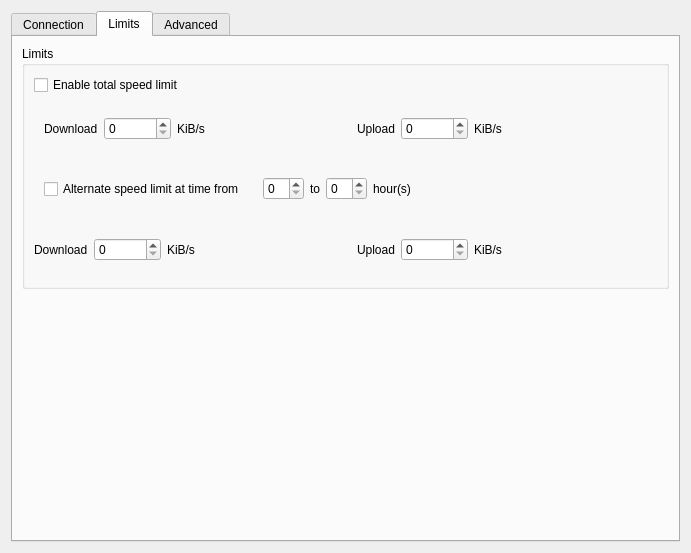
First picture: the form in eiskaltdcpp-qt/ui/UISettingsConnection.ui, repository eiskaltdcpp/eiskaltdcpp, before the edit.
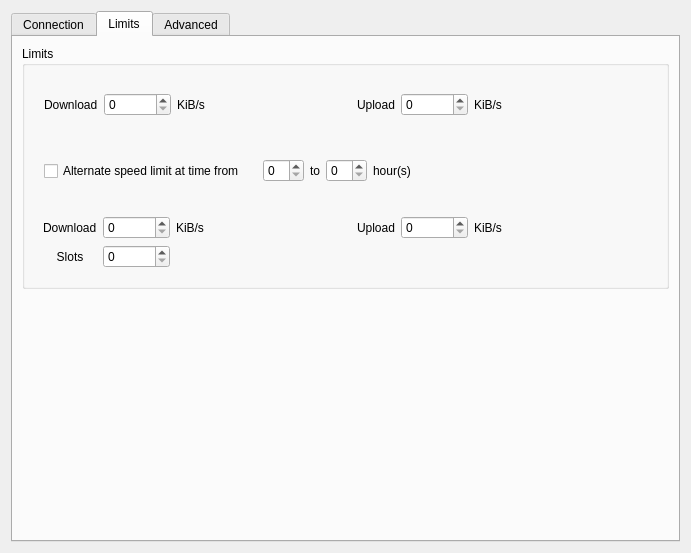
Second picture: the form after the edit. The open tabs and pages were chosen to show the change. Custom widgets are drawn as their Qt base class.

Commit message: dcpp: update ThrottleManager, remove some needless setting; qt gui: update SettingConnection; gtk gui: tab Bandwidth limiting

Diff of the .ui file:
```diff
--- a/eiskaltdcpp-qt/ui/UISettingsConnection.ui
+++ b/eiskaltdcpp-qt/ui/UISettingsConnection.ui
@@ -433,13 +433,6 @@
           <string>Limits</string>
          </property>
          <layout class="QVBoxLayout" name="verticalLayout_3">
-          <item>
-           <widget class="QCheckBox" name="checkBox_THROTTLE_ENABLE">
-            <property name="text">
-             <string>Enable total speed limit</string>
-            </property>
-           </widget>
-          </item>
           <item>
            <widget class="QFrame" name="frame_3">
             <property name="sizePolicy">
@@ -611,81 +604,87 @@
                <property name="frameShadow">
                 <enum>QFrame::Raised</enum>
                </property>
-               <layout class="QVBoxLayout" name="verticalLayout_5">
-                <property name="margin">
-                 <number>0</number>
-                </property>
-                <item>
-                 <layout class="QHBoxLayout" name="horizontalLayout">
-                  <item>
+               <layout class="QGridLayout" name="gridLayout_10">
+                <item row="0" column="0">
                    <widget class="QLabel" name="label_9">
                     <property name="text">
                      <string>Download</string>
                     </property>
                    </widget>
                   </item>
-                  <item>
+                <item row="0" column="1">
                    <widget class="QSpinBox" name="spinBox_DOWN_LIMIT_TIME">
                     <property name="maximum">
                      <number>125000</number>
                     </property>
                    </widget>
                   </item>
-                  <item>
+                <item row="0" column="2">
                    <widget class="QLabel" name="label_16">
                     <property name="text">
                      <string>KiB/s</string>
                     </property>
                    </widget>
                   </item>
-                  <item>
+                <item row="0" column="3">
                    <spacer name="horizontalSpacer">
                     <property name="orientation">
                      <enum>Qt::Horizontal</enum>
                     </property>
                     <property name="sizeHint" stdset="0">
                      <size>
-                      <width>40</width>
-                      <height>20</height>
+                    <width>124</width>
+                    <height>22</height>
                      </size>
                     </property>
                    </spacer>
                   </item>
-                  <item>
+                <item row="0" column="4">
                    <widget class="QLabel" name="label_10">
                     <property name="text">
                      <string>Upload</string>
                     </property>
                    </widget>
                   </item>
-                  <item>
+                <item row="0" column="5">
                    <widget class="QSpinBox" name="spinBox_UP_LIMIT_TIME">
                     <property name="maximum">
                      <number>125000</number>
                     </property>
                    </widget>
                   </item>
-                  <item>
+                <item row="0" column="6">
                    <widget class="QLabel" name="label_17">
                     <property name="text">
                      <string>KiB/s</string>
                     </property>
                    </widget>
                   </item>
-                  <item>
+                <item row="0" column="7">
                    <spacer name="horizontalSpacer_5">
                     <property name="orientation">
                      <enum>Qt::Horizontal</enum>
                     </property>
                     <property name="sizeHint" stdset="0">
                      <size>
-                      <width>40</width>
-                      <height>20</height>
+                    <width>124</width>
+                    <height>22</height>
                      </size>
                     </property>
                    </spacer>
                   </item>
-                 </layout>
+                <item row="1" column="1">
+                 <widget class="QSpinBox" name="spinBox_ALTERNATE_SLOTS"/>
+                </item>
+                <item row="1" column="0">
+                 <widget class="QLabel" name="label_21">
+                  <property name="text">
+                   <string>Slots</string>
+                  </property>
+                  <property name="alignment">
+                   <set>Qt::AlignCenter</set>
+                  </property>
+                 </widget>
                 </item>
                </layout>
               </widget>
```
Lines whose indentation alone changed are shown as unchanged. The commit also changes 11 other files.
